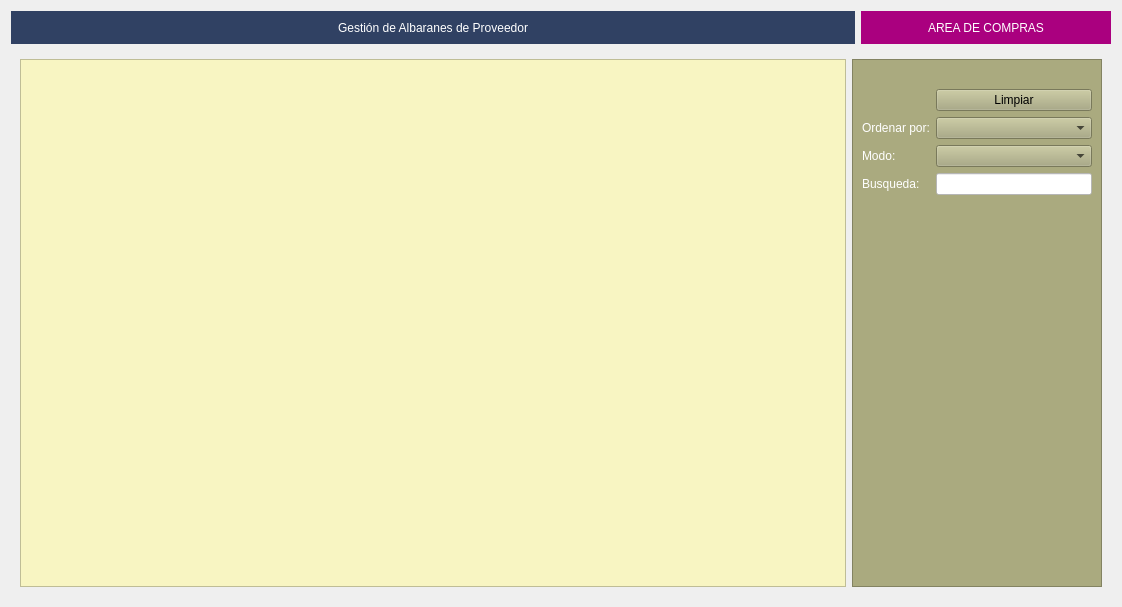
The window that Zona_Compras/frmalbaranproveedor.ui (arcnexus/RedFoX) describes before a commit, drawn with Qt 5.
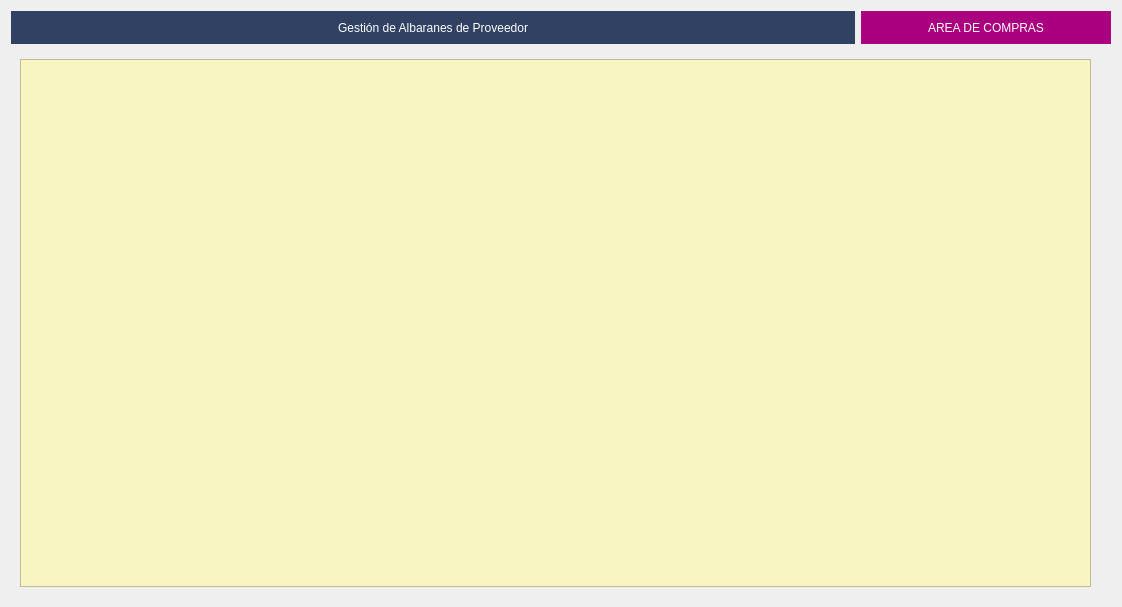
The same window after the commit. Icons and pictures are not drawn.

Commit message: Barras de busqueda

```diff
--- a/Zona_Compras/frmalbaranproveedor.ui
+++ b/Zona_Compras/frmalbaranproveedor.ui
@@ -2181,6 +2181,9 @@
      </widget>
      <widget class="QWidget" name="page_2">
       <layout class="QGridLayout" name="gridLayout_10">
+       <property name="rightMargin">
+        <number>20</number>
+       </property>
        <item row="0" column="0">
         <widget class="QTableView" name="tabla">
          <property name="styleSheet">
@@ -2204,112 +2207,6 @@
          </attribute>
         </widget>
        </item>
-       <item row="0" column="1">
-        <widget class="QFrame" name="frame_2">
-         <property name="maximumSize">
-          <size>
-           <width>250</width>
-           <height>16777215</height>
-          </size>
-         </property>
-         <property name="styleSheet">
-          <string notr="true">background-color: rgb(170, 170, 127);
-color: rgb(0, 0, 0);</string>
-         </property>
-         <property name="frameShape">
-          <enum>QFrame::StyledPanel</enum>
-         </property>
-         <property name="frameShadow">
-          <enum>QFrame::Raised</enum>
-         </property>
-         <layout class="QGridLayout" name="gridLayout_7">
-          <item row="4" column="0">
-           <widget class="QLabel" name="label_19">
-            <property name="styleSheet">
-             <string notr="true">color: rgb(255, 255, 255);</string>
-            </property>
-            <property name="text">
-             <string>Busqueda:</string>
-            </property>
-           </widget>
-          </item>
-          <item row="1" column="2">
-           <widget class="QPushButton" name="btnLimpiar">
-            <property name="text">
-             <string>Limpiar</string>
-            </property>
-            <property name="icon">
-             <iconset resource="../maya.qrc">
-              <normaloff>:/Icons/PNG/clean.png</normaloff>:/Icons/PNG/clean.png</iconset>
-            </property>
-           </widget>
-          </item>
-          <item row="2" column="0">
-           <widget class="QLabel" name="label_25">
-            <property name="styleSheet">
-             <string notr="true">color: rgb(255, 255, 255);</string>
-            </property>
-            <property name="text">
-             <string>Ordenar por:</string>
-            </property>
-           </widget>
-          </item>
-          <item row="5" column="0">
-           <spacer name="verticalSpacer_3">
-            <property name="orientation">
-             <enum>Qt::Vertical</enum>
-            </property>
-            <property name="sizeHint" stdset="0">
-             <size>
-              <width>20</width>
-              <height>40</height>
-             </size>
-            </property>
-           </spacer>
-          </item>
-          <item row="2" column="2">
-           <widget class="QComboBox" name="cboOrden">
-            <property name="minimumSize">
-             <size>
-              <width>120</width>
-              <height>0</height>
-             </size>
-            </property>
-           </widget>
-          </item>
-          <item row="3" column="0">
-           <widget class="QLabel" name="label_26">
-            <property name="styleSheet">
-             <string notr="true">color: rgb(255, 255, 255);</string>
-            </property>
-            <property name="text">
-             <string>Modo:</string>
-            </property>
-           </widget>
-          </item>
-          <item row="3" column="2">
-           <widget class="QComboBox" name="cboModo"/>
-          </item>
-          <item row="4" column="2">
-           <widget class="QLineEdit" name="txtBuscar">
-            <property name="styleSheet">
-             <string notr="true">background-color: rgb(255, 255, 255);</string>
-            </property>
-           </widget>
-          </item>
-          <item row="0" column="2">
-           <widget class="QLabel" name="label_2">
-            <property name="text">
-             <string/>
-            </property>
-            <property name="pixmap">
-             <pixmap resource="../maya.qrc">:/Icons/PNG/busca_filtra.png</pixmap>
-            </property>
-           </widget>
-          </item>
-         </layout>
-        </widget>
-       </item>
       </layout>
      </widget>
     </widget>
```
Left out of the diff: 3 changed lines with no effect on the pictures. The commit also changes 41 other files.
